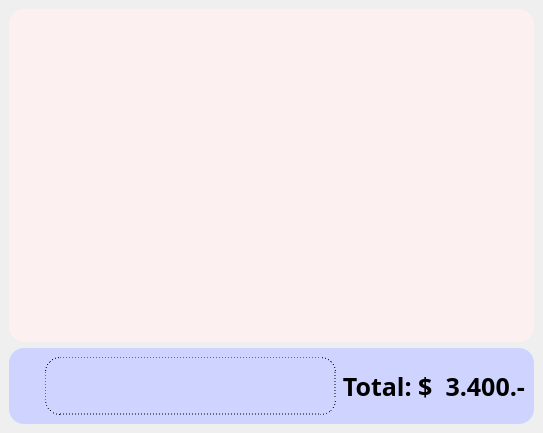
Above: PyQt/ventana_principal_ventas.ui from alfredolavin/MarinaPOS before the change. Below: the same form after it.
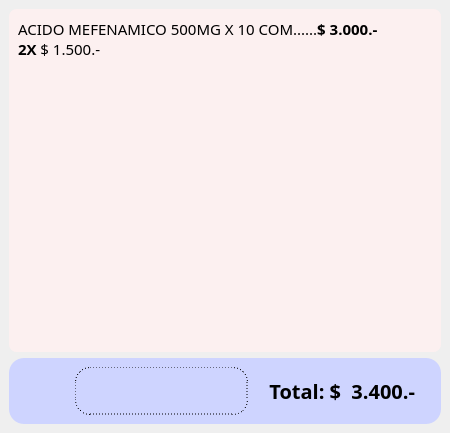
That is the form after the change.

```diff
--- a/PyQt/ventana_principal_ventas.ui
+++ b/PyQt/ventana_principal_ventas.ui
@@ -6,7 +6,7 @@
    <rect>
     <x>0</x>
     <y>0</y>
-    <width>543</width>
+    <width>450</width>
     <height>433</height>
    </rect>
   </property>
@@ -25,14 +25,72 @@
   <widget class="QWidget" name="centralwidget">
    <layout class="QVBoxLayout" name="verticalLayout">
     <item>
-     <widget class="QListWidget" name="ListaItemsVenta">
-      <property name="focusPolicy">
-       <enum>Qt::NoFocus</enum>
+     <widget class="QScrollArea" name="scrollArea">
+      <property name="sizePolicy">
+       <sizepolicy hsizetype="Preferred" vsizetype="Preferred">
+        <horstretch>0</horstretch>
+        <verstretch>0</verstretch>
+       </sizepolicy>
       </property>
       <property name="styleSheet">
        <string notr="true">background-color: rgb(252, 240, 240);
-border-radius: 15px;</string>
+border-radius: 8px;</string>
       </property>
+      <property name="widgetResizable">
+       <bool>true</bool>
+      </property>
+      <property name="alignment">
+       <set>Qt::AlignLeading|Qt::AlignLeft|Qt::AlignTop</set>
+      </property>
+      <widget class="QWidget" name="scrollAreaWidgetContents">
+       <property name="geometry">
+        <rect>
+         <x>0</x>
+         <y>0</y>
+         <width>438</width>
+         <height>362</height>
+        </rect>
+       </property>
+       <layout class="QVBoxLayout" name="verticalLayout_2">
+        <item>
+         <widget class="QLabel" name="item_descripcion">
+          <property name="sizePolicy">
+           <sizepolicy hsizetype="Preferred" vsizetype="Maximum">
+            <horstretch>0</horstretch>
+            <verstretch>0</verstretch>
+           </sizepolicy>
+          </property>
+          <property name="font">
+           <font>
+            <family>Roboto Mono Light for Powerline</family>
+            <pointsize>11</pointsize>
+            <weight>50</weight>
+            <bold>false</bold>
+           </font>
+          </property>
+          <property name="toolTip">
+           <string notr="true"/>
+          </property>
+          <property name="text">
+           <string>&lt;html&gt;&lt;head/&gt;&lt;body&gt;&lt;p&gt;ACIDO MEFENAMICO 500MG X 10 COM......&lt;span style=&quot; font-weight:600;&quot;&gt;$ 3.000.-&lt;/span&gt;&lt;br/&gt;&lt;span style=&quot; font-weight:600;&quot;&gt;2X &lt;/span&gt;$ 1.500.-&lt;/p&gt;&lt;/body&gt;&lt;/html&gt;</string>
+          </property>
+         </widget>
+        </item>
+        <item>
+         <spacer name="verticalSpacer">
+          <property name="orientation">
+           <enum>Qt::Vertical</enum>
+          </property>
+          <property name="sizeHint" stdset="0">
+           <size>
+            <width>20</width>
+            <height>40</height>
+           </size>
+          </property>
+         </spacer>
+        </item>
+       </layout>
+      </widget>
      </widget>
     </item>
     <item>
@@ -51,7 +109,7 @@
        <item>
         <widget class="QLabel" name="label">
          <property name="sizePolicy">
-          <sizepolicy hsizetype="Expanding" vsizetype="Maximum">
+          <sizepolicy hsizetype="Maximum" vsizetype="Maximum">
            <horstretch>0</horstretch>
            <verstretch>0</verstretch>
           </sizepolicy>
@@ -77,10 +135,16 @@
            <verstretch>0</verstretch>
           </sizepolicy>
          </property>
+         <property name="maximumSize">
+          <size>
+           <width>173</width>
+           <height>16777215</height>
+          </size>
+         </property>
          <property name="font">
           <font>
            <family>Roboto Mono Thin for Powerline</family>
-           <pointsize>29</pointsize>
+           <pointsize>16</pointsize>
            <weight>50</weight>
            <italic>false</italic>
            <bold>false</bold>
@@ -94,7 +158,10 @@
           <string/>
          </property>
          <property name="maxLength">
-          <number>16</number>
+          <number>14</number>
+         </property>
+         <property name="frame">
+          <bool>false</bool>
          </property>
          <property name="alignment">
           <set>Qt::AlignCenter</set>
@@ -112,7 +179,7 @@
          <property name="font">
           <font>
            <family>Roboto Mono for Powerline</family>
-           <pointsize>19</pointsize>
+           <pointsize>15</pointsize>
            <weight>75</weight>
            <bold>true</bold>
           </font>
```
Left out of the diff: 12 changed lines with no effect on the pictures.
